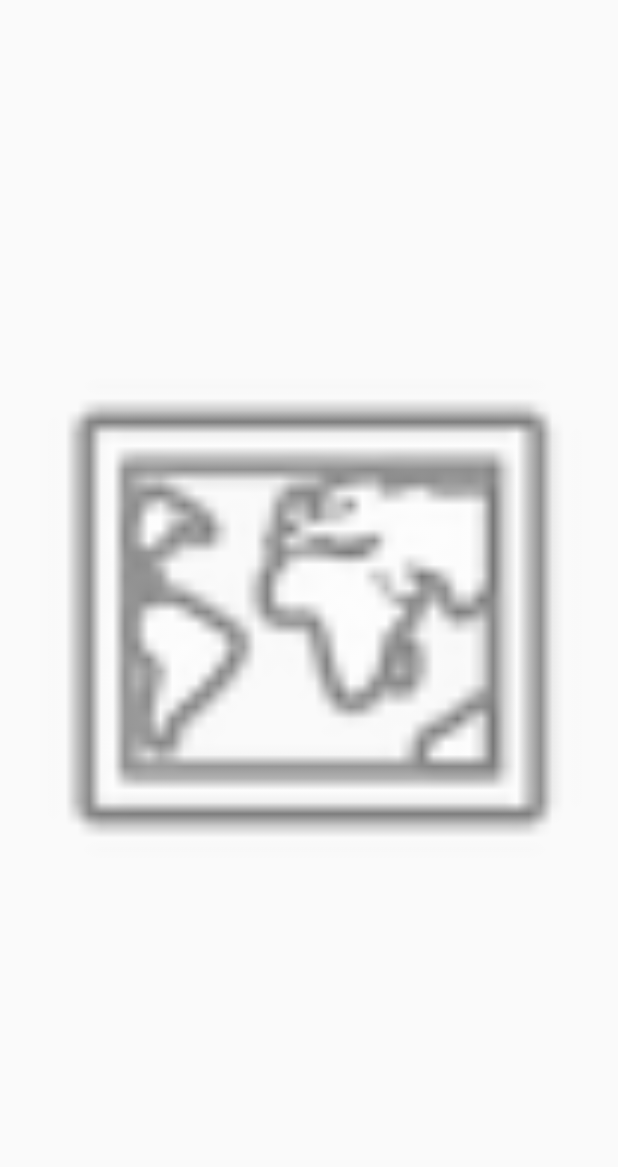
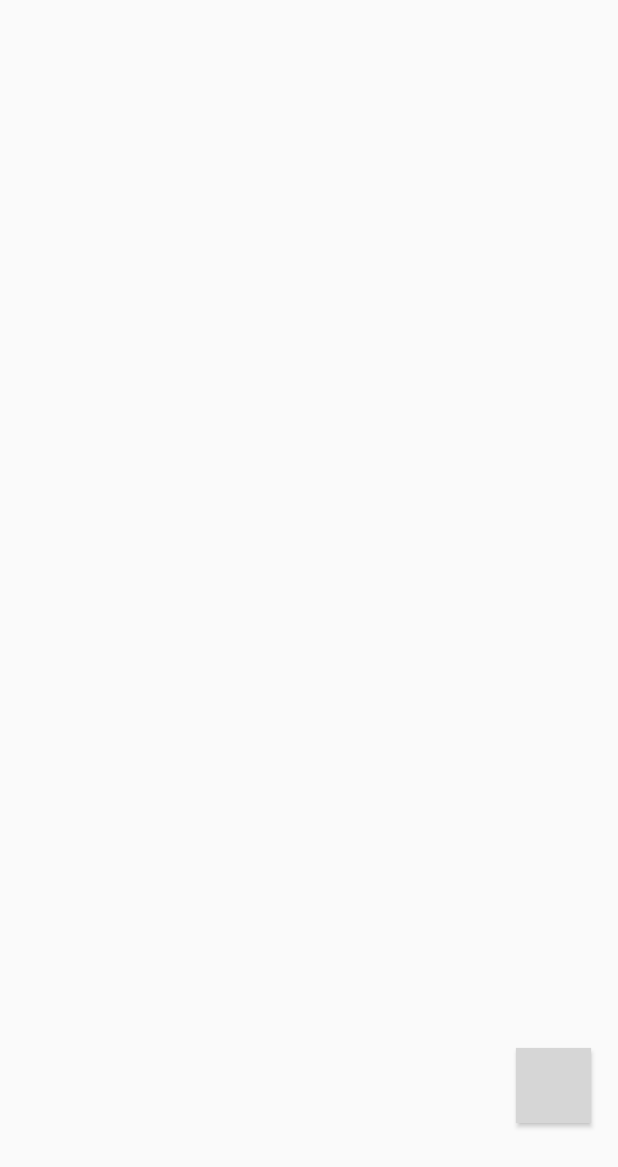
Before and after one commit to Ankwinam/Isafeyou2, an Android app: the layout fragment_2.xml on its own in the app's theme, with its tools: preview values and no code run, on a phone screen of 412 x 824 dp. Shown: the top 1167 px of the screen. Run offline under Robolectric (Android 15) with nearby library versions, the phone set to English and light mode, and no system bars; grey boxes are pictures that could not be loaded.

Commit message:
1. 지도추가 2. 현재 위치 탐색 기능 추가 3. 현재 위치로 가는 버튼 추가

```diff
--- a/app/build.gradle
+++ b/app/build.gradle
@@ -20,7 +20,7 @@ android {
 }
 
 dependencies {
-    compile fileTree(dir: 'libs', include: ['*.jar'])
+    compile fileTree(include: ['*.jar'], dir: 'libs')
     androidTestCompile('com.android.support.test.espresso:espresso-core:2.2.2', {
         exclude group: 'com.android.support', module: 'support-annotations'
     })
@@ -35,4 +35,5 @@ dependencies {
     compile 'com.android.support:multidex:1.0.0'
     compile 'com.google.android.gms:play-services:9.8.0'
     compile 'com.mcxiaoke.volley:library-aar:1.0.0'
+    compile files('lib/com.skp.Tmap_1.0.47.jar')
 }
--- a/app/src/main/res/layout/fragment_2.xml
+++ b/app/src/main/res/layout/fragment_2.xml
@@ -2,18 +2,27 @@
 <RelativeLayout xmlns:android="http://schemas.android.com/apk/res/android"
     xmlns:app="http://schemas.android.com/apk/res-auto"
     android:layout_width="match_parent"
-    android:layout_height="match_parent"
-    android:paddingBottom="@dimen/activity_vertical_margin"
-    android:paddingLeft="@dimen/activity_horizontal_margin"
-    android:paddingRight="@dimen/activity_horizontal_margin"
-    android:paddingTop="@dimen/activity_vertical_margin">
+    android:layout_height="match_parent">
 
-
-    <ImageView
-        android:id="@+id/imageView"
+    <RelativeLayout
+        android:id="@+id/map_view"
         android:layout_width="match_parent"
         android:layout_height="match_parent"
-        app:srcCompat="@android:drawable/ic_menu_mapmode" />
+        android:layout_alignParentLeft="true"
+        android:layout_alignParentStart="true"
+        android:layout_alignParentTop="true"></RelativeLayout>
 
+    <Button
+        android:id="@+id/btn_target"
+        android:layout_width="50dp"
+        android:layout_height="50dp"
+        android:layout_gravity="right|top"
+        android:layout_marginRight="18dp"
+        android:background="@drawable/target"
+        android:layout_marginEnd="18dp"
+        android:layout_marginBottom="75dp"
+        android:layout_alignParentBottom="true"
+        android:layout_alignParentRight="true"
+        android:layout_alignParentEnd="true" />
 
 </RelativeLayout>
```
Also changed, not shown: app/src/main/AndroidManifest.xml (+6 -1 lines), app/src/main/java/com/example/kwinam/isafeyou/isafeyou/Activity/MainActivity.java (+44 -1 lines), app/src/main/java/com/example/kwinam/isafeyou/isafeyou/Fragment/MapPoint.java (added, +47 -0 lines), app/src/main/java/com/example/kwinam/isafeyou/isafeyou/Fragment/TabFragment2.java (+192 -1 lines).
